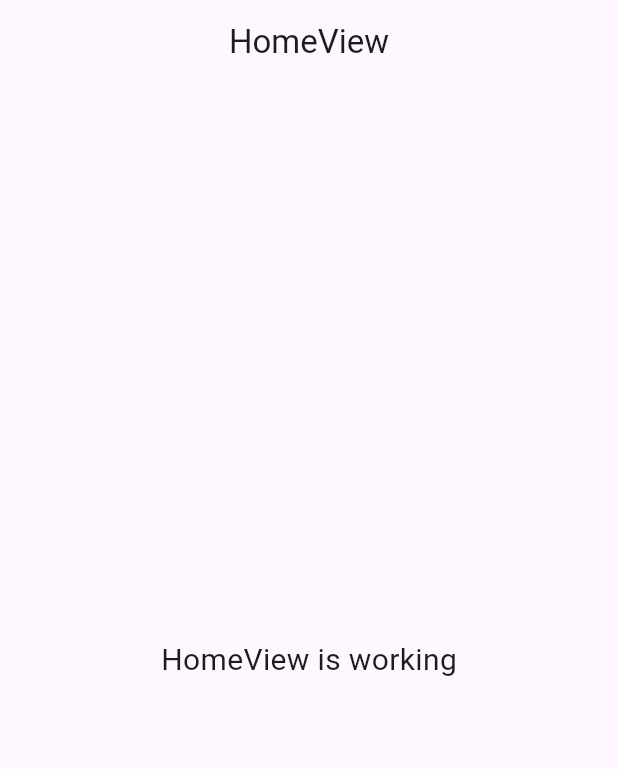
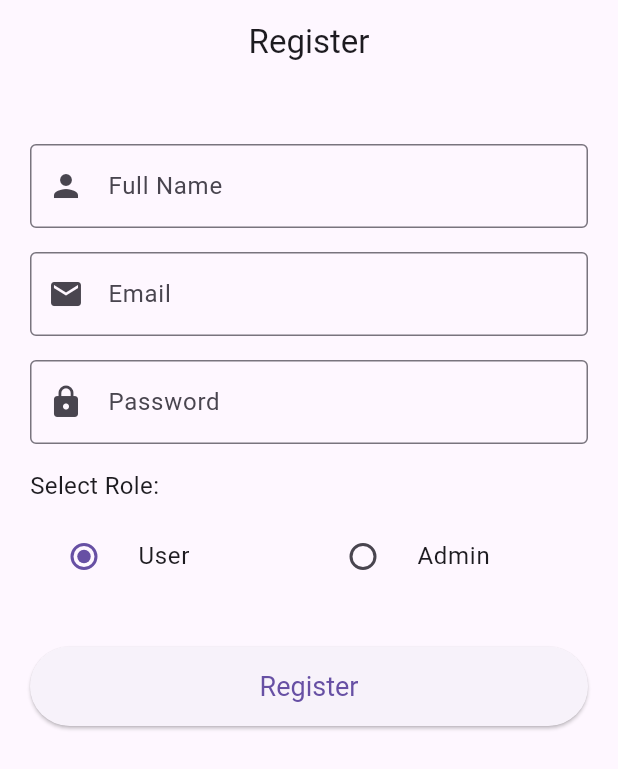
Before and after one commit to Zammil00/umuslim_quiz_app, a Flutter app: the screen it shows after launch, on a phone screen of 412 x 824 dp. Shown: the top 769 px of the screen. Run offline on Flutter 3.47's test engine with Material 3 defaults, Android fonts, the phone set to English and light mode, and no system bars; our stand-ins replace flutter_dotenv, get, supabase_flutter; accounts and stored records are empty.

Commit message:
create user model

```diff
--- /dev/null
+++ b/lib/app/data/datasources/auth_remote_datasource.dart
@@ -0,0 +1,58 @@
+import 'package:supabase_flutter/supabase_flutter.dart';
+import '../../domain/entities/user_entity.dart';
+import '../models/user_model.dart';
+
+abstract class AuthRemoteDataSource {
+  Future<UserModel> signUp({
+    required String email,
+    required String password,
+    required String fullName,
+    required UserRole role,
+  });
+}
+
+class AuthRemoteDataSourceImpl implements AuthRemoteDataSource {
+  final SupabaseClient supabaseClient;
+
+  AuthRemoteDataSourceImpl(this.supabaseClient);
+
+  @override
+  Future<UserModel> signUp({
+    required String email,
+    required String password,
+    required String fullName,
+    required UserRole role,
+  }) async {
+    // 1. Sign up the user in Supabase Auth
+    final AuthResponse res = await supabaseClient.auth.signUp(
+      email: email,
+      password: password,
+    );
+
+    final User? user = res.user;
+
+    if (user == null) {
+      throw Exception('Registration failed: User is null');
+    }
+
+    // 2. Insert into public.profiles
+    final profileData = {
+      'id': user.id,
+      'full_name': fullName,
+      'role': role.name, // 'admin' or 'user'
+      'created_at': DateTime.now().toIso8601String(),
+    };
+
+    try {
+      await supabaseClient.from('profiles').insert(profileData);
+    } catch (e) {
+      // If profile insertion fails, we might want to clean up the auth user or throw specific error
+      throw Exception('Failed to create profile: $e');
+    }
+
+    // Return the UserModel
+    // Since we just inserted it, we can construct it back or fetch it.
+    // For efficiency, we construct it.
+    return UserModel.fromJson(profileData, email);
+  }
+}
--- /dev/null
+++ b/lib/app/data/models/user_model.dart
@@ -0,0 +1,42 @@
+import '../../domain/entities/user_entity.dart';
+
+class UserModel extends UserEntity {
+  UserModel({
+    required super.id,
+    required super.fullName,
+    required super.role,
+    super.createdAt,
+    required super.email,
+  });
+
+  factory UserModel.fromJson(Map<String, dynamic> json, String email) {
+    return UserModel(
+      id: json['id'] as String,
+      fullName: json['full_name'] as String,
+      role: _stringToRole(json['role'] as String),
+      createdAt: json['created_at'] != null
+          ? DateTime.parse(json['created_at'] as String)
+          : null,
+      email: email,
+    );
+  }
+
+  Map<String, dynamic> toJson() {
+    return {
+      'id': id,
+      'full_name': fullName,
+      'role': role
+          .name, // Assuming enum name matches DB value, or use separate mapper
+      'created_at': createdAt?.toIso8601String(),
+    };
+  }
+
+  static UserRole _stringToRole(String role) {
+    switch (role) {
+      case 'admin':
+        return UserRole.admin;
+      default:
+        return UserRole.user;
+    }
+  }
+}
--- /dev/null
+++ b/lib/app/data/repositories/auth_repository_impl.dart
@@ -0,0 +1,24 @@
+import '../../domain/entities/user_entity.dart';
+import '../../domain/repositories/auth_repository.dart';
+import '../datasources/auth_remote_datasource.dart';
+
+class AuthRepositoryImpl implements AuthRepository {
+  final AuthRemoteDataSource remoteDataSource;
+
+  AuthRepositoryImpl(this.remoteDataSource);
+
+  @override
+  Future<UserEntity> signUp({
+    required String email,
+    required String password,
+    required String fullName,
+    required UserRole role,
+  }) async {
+    return await remoteDataSource.signUp(
+      email: email,
+      password: password,
+      fullName: fullName,
+      role: role,
+    );
+  }
+}
--- /dev/null
+++ b/lib/app/domain/entities/user_entity.dart
@@ -0,0 +1,18 @@
+enum UserRole { admin, user }
+
+class UserEntity {
+  final String id;
+  final String fullName;
+  final UserRole role;
+  final DateTime? createdAt;
+  final String
+  email; // Usually needed for registration even if not in profiles table explicitly, but auth.users has it.
+
+  UserEntity({
+    required this.id,
+    required this.fullName,
+    required this.role,
+    this.createdAt,
+    required this.email,
+  });
+}
--- /dev/null
+++ b/lib/app/domain/repositories/auth_repository.dart
@@ -0,0 +1,10 @@
+import '../entities/user_entity.dart';
+
+abstract class AuthRepository {
+  Future<UserEntity> signUp({
+    required String email,
+    required String password,
+    required String fullName,
+    required UserRole role,
+  });
+}
--- /dev/null
+++ b/lib/app/domain/usecases/register_user_usecase.dart
@@ -0,0 +1,22 @@
+import '../entities/user_entity.dart';
+import '../repositories/auth_repository.dart';
+
+class RegisterUserUseCase {
+  final AuthRepository _repository;
+
+  RegisterUserUseCase(this._repository);
+
+  Future<UserEntity> call({
+    required String email,
+    required String password,
+    required String fullName,
+    required UserRole role,
+  }) {
+    return _repository.signUp(
+      email: email,
+      password: password,
+      fullName: fullName,
+      role: role,
+    );
+  }
+}
--- /dev/null
+++ b/lib/app/modules/register/controllers/register_controller.dart
@@ -0,0 +1,68 @@
+import 'package:flutter/material.dart';
+import 'package:get/get.dart';
+import '../../../../app/domain/entities/user_entity.dart';
+import '../../../../app/domain/usecases/register_user_usecase.dart';
+
+class RegisterController extends GetxController {
+  final RegisterUserUseCase _registerUserUseCase;
+
+  RegisterController(this._registerUserUseCase);
+
+  final formKey = GlobalKey<FormState>();
+
+  final fullNameController = TextEditingController();
+  final emailController = TextEditingController();
+  final passwordController = TextEditingController();
+
+  // Observable for Role selection
+  final Rx<UserRole> selectedRole = UserRole.user.obs;
+
+  final isLoading = false.obs;
+
+  @override
+  void onClose() {
+    fullNameController.dispose();
+    emailController.dispose();
+    passwordController.dispose();
+    super.onClose();
+  }
+
+  void setRole(UserRole role) {
+    selectedRole.value = role;
+  }
+
+  Future<void> register() async {
+    if (!formKey.currentState!.validate()) return;
+
+    isLoading.value = true;
+    try {
+      await _registerUserUseCase(
+        email: emailController.text.trim(),
+        password: passwordController.text,
+        fullName: fullNameController.text.trim(),
+        role: selectedRole.value,
+      );
+
+      Get.snackbar(
+        'Success',
+        'Registration successful',
+        snackPosition: SnackPosition.BOTTOM,
+        backgroundColor: Colors.green,
+        colorText: Colors.white,
+      );
+
+      // Navigate to Home or Login
+      Get.offAllNamed('/home'); // Or whatever the initial route is
+    } catch (e) {
+      Get.snackbar(
+        'Error',
+        e.toString(),
+        snackPosition: SnackPosition.BOTTOM,
+        backgroundColor: Colors.red,
+        colorText: Colors.white,
+      );
+    } finally {
+      isLoading.value = false;
+    }
+  }
+}
--- /dev/null
+++ b/lib/app/modules/register/views/register_view.dart
@@ -0,0 +1,117 @@
+import 'package:flutter/material.dart';
+import 'package:get/get.dart';
+import '../../../../app/domain/entities/user_entity.dart';
+import '../controllers/register_controller.dart';
+
+class RegisterView extends GetView<RegisterController> {
+  const RegisterView({Key? key}) : super(key: key);
+
+  @override
+  Widget build(BuildContext context) {
+    return Scaffold(
+      appBar: AppBar(title: const Text('Register'), centerTitle: true),
+      body: SingleChildScrollView(
+        padding: const EdgeInsets.all(20.0),
+        child: Form(
+          key: controller.formKey,
+          child: Column(
+            crossAxisAlignment: CrossAxisAlignment.stretch,
+            children: [
+              const SizedBox(height: 20),
+              TextFormField(
+                controller: controller.fullNameController,
+                decoration: const InputDecoration(
+                  labelText: 'Full Name',
+                  border: OutlineInputBorder(),
+                  prefixIcon: Icon(Icons.person),
+                ),
+                validator: (value) {
+                  if (value == null || value.isEmpty) {
+                    return 'Please enter your full name';
+                  }
+                  return null;
+                },
+              ),
+              const SizedBox(height: 16),
+              TextFormField(
+                controller: controller.emailController,
+                decoration: const InputDecoration(
+                  labelText: 'Email',
+                  border: OutlineInputBorder(),
+                  prefixIcon: Icon(Icons.email),
+                ),
+                keyboardType: TextInputType.emailAddress,
+                validator: (value) {
+                  if (value == null || !GetUtils.isEmail(value)) {
+                    return 'Please enter a valid email';
+                  }
+                  return null;
+                },
+              ),
+              const SizedBox(height: 16),
+              TextFormField(
+                controller: controller.passwordController,
+                decoration: const InputDecoration(
+                  labelText: 'Password',
+                  border: OutlineInputBorder(),
+                  prefixIcon: Icon(Icons.lock),
+                ),
+                obscureText: true,
+                validator: (value) {
+                  if (value == null || value.length < 6) {
+                    return 'Password must be at least 6 characters';
+                  }
+                  return null;
+                },
+              ),
+              const SizedBox(height: 16),
+              const Text('Select Role:', style: TextStyle(fontSize: 16)),
+              const SizedBox(height: 8),
+              Obx(
+                () => Row(
+                  children: [
+                    Expanded(
+                      child: RadioListTile<UserRole>(
+                        title: const Text('User'),
+                        value: UserRole.user,
+                        groupValue: controller.selectedRole.value,
+                        onChanged: (val) => controller.setRole(val!),
+                      ),
+                    ),
+                    Expanded(
+                      child: RadioListTile<UserRole>(
+                        title: const Text('Admin'),
+                        value: UserRole.admin,
+                        groupValue: controller.selectedRole.value,
+                        onChanged: (val) => controller.setRole(val!),
+                      ),
+                    ),
+                  ],
+                ),
+              ),
+              const SizedBox(height: 32),
+              Obx(() {
+                return ElevatedButton(
+                  onPressed: controller.isLoading.value
+                      ? null
+                      : () => controller.register(),
+                  style: ElevatedButton.styleFrom(
+                    padding: const EdgeInsets.symmetric(vertical: 16),
+                    textStyle: const TextStyle(fontSize: 18),
+                  ),
+                  child: controller.isLoading.value
+                      ? const SizedBox(
+                          height: 20,
+                          width: 20,
+                          child: CircularProgressIndicator(strokeWidth: 2),
+                        )
+                      : const Text('Register'),
+                );
+              }),
+            ],
+          ),
+        ),
+      ),
+    );
+  }
+}
--- a/lib/app/routes/app_pages.dart
+++ b/lib/app/routes/app_pages.dart
@@ -4,13 +4,15 @@ import '../modules/home/bindings/home_binding.dart';
 import '../modules/home/views/home_view.dart';
 import '../modules/splash/bindings/splash_binding.dart';
 import '../modules/splash/views/splash_view.dart';
+import '../modules/register/bindings/register_binding.dart';
+import '../modules/register/views/register_view.dart';
 
 part 'app_routes.dart';
 
 class AppPages {
   AppPages._();
 
-  static const INITIAL = Routes.HOME;
+  static const INITIAL = Routes.REGISTER;
 
   static final routes = [
     GetPage(
@@ -23,5 +25,10 @@ class AppPages {
       page: () => const SplashView(),
       binding: SplashBinding(),
     ),
+    GetPage(
+      name: _Paths.REGISTER,
+      page: () => const RegisterView(),
+      binding: RegisterBinding(),
+    ),
   ];
 }
--- a/lib/app/routes/app_routes.dart
+++ b/lib/app/routes/app_routes.dart
@@ -5,10 +5,12 @@ abstract class Routes {
   Routes._();
   static const HOME = _Paths.HOME;
   static const SPLASH = _Paths.SPLASH;
+  static const REGISTER = _Paths.REGISTER;
 }
 
 abstract class _Paths {
   _Paths._();
   static const HOME = '/home';
   static const SPLASH = '/splash';
+  static const REGISTER = '/register';
 }
```
Also changed, not shown: lib/app/modules/register/bindings/register_binding.dart (added, +31 -0 lines).
